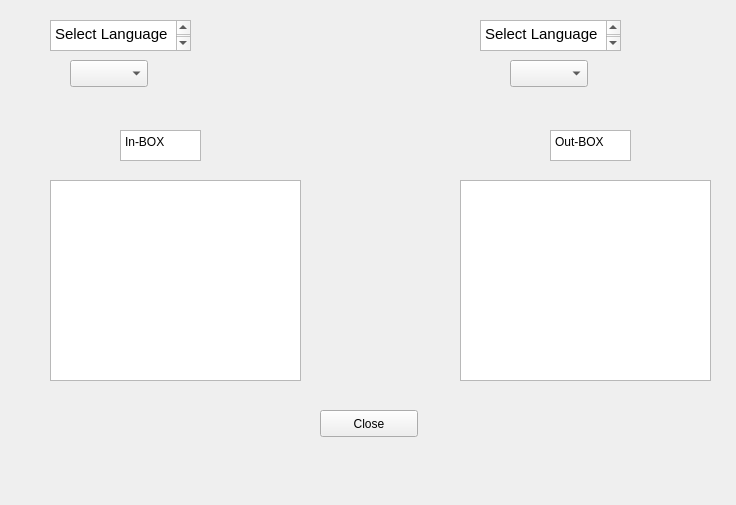
Old version of the form apergui.ui in the repository nickedes/Apertium-GUI.
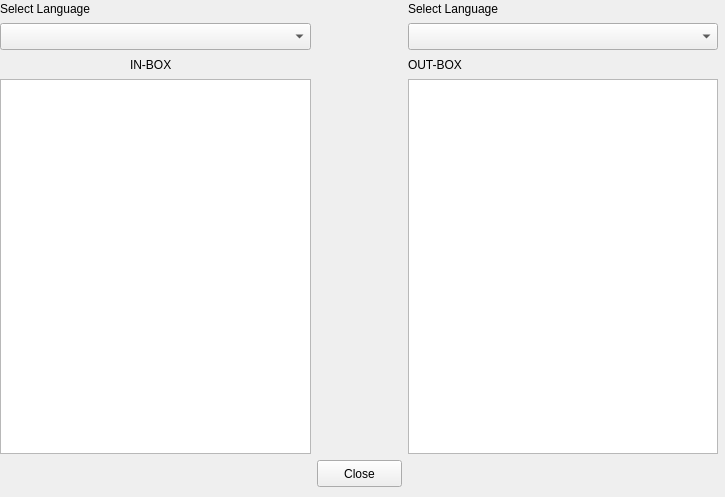
New version of the form.

Commit message: labels added and input,output text boxes

Patch:
```diff
--- a/apergui.ui
+++ b/apergui.ui
@@ -6,121 +6,65 @@
    <rect>
     <x>0</x>
     <y>0</y>
-    <width>736</width>
-    <height>505</height>
+    <width>725</width>
+    <height>497</height>
    </rect>
   </property>
   <property name="windowTitle">
    <string>Form</string>
   </property>
-  <widget class="QTextEdit" name="textEdit">
+  <widget class="QLabel" name="label_4">
    <property name="geometry">
     <rect>
-     <x>50</x>
-     <y>20</y>
-     <width>141</width>
-     <height>31</height>
+     <x>408</x>
+     <y>56</y>
+     <width>310</width>
+     <height>17</height>
     </rect>
    </property>
-   <property name="html">
-    <string>&lt;!DOCTYPE HTML PUBLIC &quot;-//W3C//DTD HTML 4.0//EN&quot; &quot;http://www.w3.org/TR/REC-html40/strict.dtd&quot;&gt;
-&lt;html&gt;&lt;head&gt;&lt;meta name=&quot;qrichtext&quot; content=&quot;1&quot; /&gt;&lt;style type=&quot;text/css&quot;&gt;
-p, li { white-space: pre-wrap; }
-&lt;/style&gt;&lt;/head&gt;&lt;body style=&quot; font-family:'Ubuntu'; font-size:11pt; font-weight:400; font-style:normal;&quot;&gt;
-&lt;p style=&quot; margin-top:0px; margin-bottom:0px; margin-left:0px; margin-right:0px; -qt-block-indent:0; text-indent:0px;&quot;&gt;Select Language&lt;/p&gt;
-&lt;p style=&quot;-qt-paragraph-type:empty; margin-top:0px; margin-bottom:0px; margin-left:0px; margin-right:0px; -qt-block-indent:0; text-indent:0px;&quot;&gt;&lt;br /&gt;&lt;/p&gt;&lt;/body&gt;&lt;/html&gt;</string>
+   <property name="text">
+    <string>OUT-BOX</string>
    </property>
   </widget>
-  <widget class="QComboBox" name="comboBox">
+  <widget class="QTextEdit" name="output">
    <property name="geometry">
     <rect>
-     <x>70</x>
-     <y>60</y>
-     <width>78</width>
-     <height>27</height>
+     <x>408</x>
+     <y>79</y>
+     <width>310</width>
+     <height>375</height>
     </rect>
    </property>
   </widget>
-  <widget class="QTextEdit" name="textEdit_2">
+  <widget class="QLabel" name="label">
    <property name="geometry">
     <rect>
-     <x>480</x>
-     <y>20</y>
-     <width>141</width>
-     <height>31</height>
+     <x>0</x>
+     <y>0</y>
+     <width>311</width>
+     <height>17</height>
     </rect>
    </property>
-   <property name="html">
-    <string>&lt;!DOCTYPE HTML PUBLIC &quot;-//W3C//DTD HTML 4.0//EN&quot; &quot;http://www.w3.org/TR/REC-html40/strict.dtd&quot;&gt;
-&lt;html&gt;&lt;head&gt;&lt;meta name=&quot;qrichtext&quot; content=&quot;1&quot; /&gt;&lt;style type=&quot;text/css&quot;&gt;
-p, li { white-space: pre-wrap; }
-&lt;/style&gt;&lt;/head&gt;&lt;body style=&quot; font-family:'Ubuntu'; font-size:11pt; font-weight:400; font-style:normal;&quot;&gt;
-&lt;p style=&quot; margin-top:0px; margin-bottom:0px; margin-left:0px; margin-right:0px; -qt-block-indent:0; text-indent:0px;&quot;&gt;Select Language&lt;/p&gt;
-&lt;p style=&quot;-qt-paragraph-type:empty; margin-top:0px; margin-bottom:0px; margin-left:0px; margin-right:0px; -qt-block-indent:0; text-indent:0px;&quot;&gt;&lt;br /&gt;&lt;/p&gt;&lt;/body&gt;&lt;/html&gt;</string>
+   <property name="text">
+    <string>Select Language</string>
    </property>
   </widget>
-  <widget class="QComboBox" name="comboBox_2">
+  <widget class="QTextEdit" name="input">
    <property name="geometry">
     <rect>
-     <x>510</x>
-     <y>60</y>
-     <width>78</width>
-     <height>27</height>
-    </rect>
-   </property>
-  </widget>
-  <widget class="QPlainTextEdit" name="plainTextEdit">
-   <property name="geometry">
-    <rect>
-     <x>120</x>
-     <y>130</y>
-     <width>81</width>
-     <height>31</height>
-    </rect>
-   </property>
-   <property name="plainText">
-    <string>In-BOX</string>
-   </property>
-  </widget>
-  <widget class="QPlainTextEdit" name="plainTextEdit_2">
-   <property name="geometry">
-    <rect>
-     <x>550</x>
-     <y>130</y>
-     <width>81</width>
-     <height>31</height>
-    </rect>
-   </property>
-   <property name="plainText">
-    <string>Out-BOX</string>
-   </property>
-  </widget>
-  <widget class="QTextEdit" name="textEdit_3">
-   <property name="geometry">
-    <rect>
-     <x>50</x>
-     <y>180</y>
-     <width>251</width>
-     <height>201</height>
-    </rect>
-   </property>
-  </widget>
-  <widget class="QTextEdit" name="textEdit_4">
-   <property name="geometry">
-    <rect>
-     <x>460</x>
-     <y>180</y>
-     <width>251</width>
-     <height>201</height>
+     <x>0</x>
+     <y>79</y>
+     <width>311</width>
+     <height>375</height>
     </rect>
    </property>
   </widget>
   <widget class="QPushButton" name="pushButton">
    <property name="geometry">
     <rect>
-     <x>320</x>
-     <y>410</y>
-     <width>98</width>
+     <x>317</x>
+     <y>460</y>
+     <width>85</width>
      <height>27</height>
     </rect>
    </property>
@@ -128,6 +72,52 @@
     <string>Close</string>
    </property>
   </widget>
+  <widget class="QLabel" name="label_3">
+   <property name="geometry">
+    <rect>
+     <x>130</x>
+     <y>56</y>
+     <width>51</width>
+     <height>17</height>
+    </rect>
+   </property>
+   <property name="text">
+    <string>IN-BOX</string>
+   </property>
+  </widget>
+  <widget class="QLabel" name="label_2">
+   <property name="geometry">
+    <rect>
+     <x>408</x>
+     <y>0</y>
+     <width>310</width>
+     <height>17</height>
+    </rect>
+   </property>
+   <property name="text">
+    <string>Select Language</string>
+   </property>
+  </widget>
+  <widget class="QComboBox" name="comboBox_2">
+   <property name="geometry">
+    <rect>
+     <x>408</x>
+     <y>23</y>
+     <width>310</width>
+     <height>27</height>
+    </rect>
+   </property>
+  </widget>
+  <widget class="QComboBox" name="comboBox">
+   <property name="geometry">
+    <rect>
+     <x>0</x>
+     <y>23</y>
+     <width>311</width>
+     <height>27</height>
+    </rect>
+   </property>
+  </widget>
  </widget>
  <resources/>
  <connections/>
```
Left out of the diff: 17 changed lines with no effect on the pictures. The commit also changes 1 other file.
